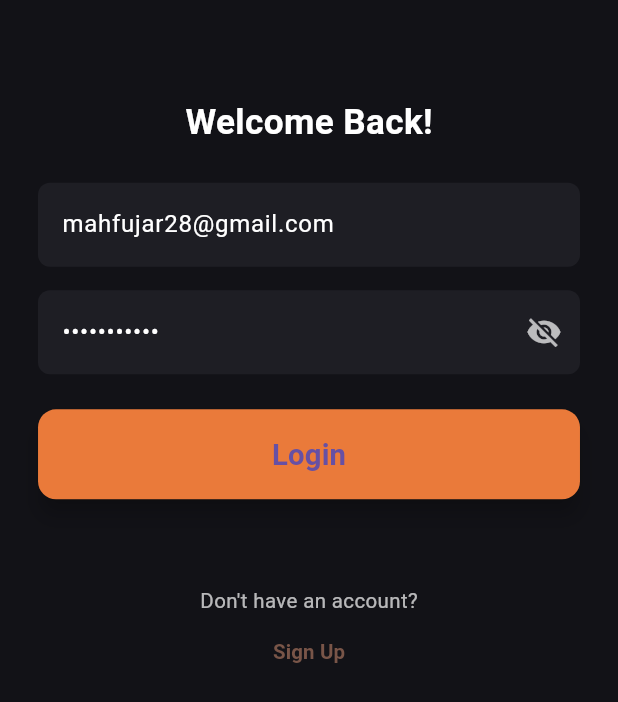
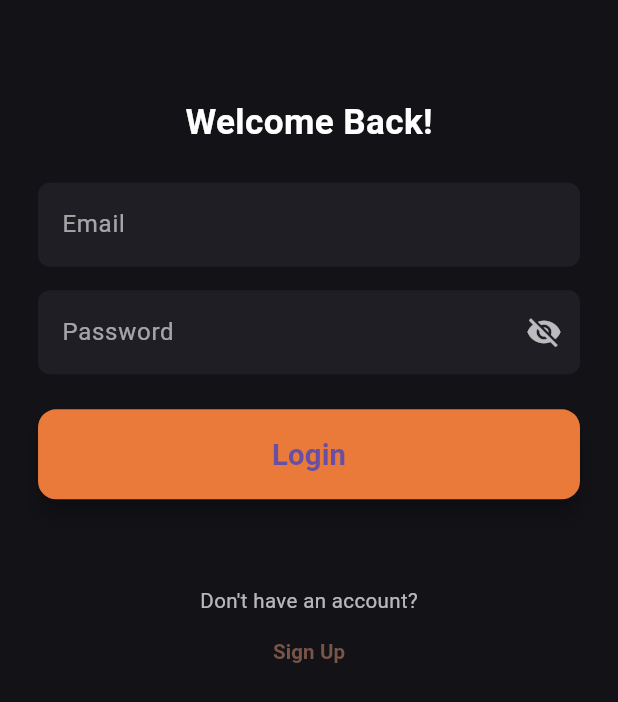
Before and after one commit to mahfujar22/Blog-App, a Flutter app: the screen it shows after launch, after a tap on "Get Started", on a phone screen of 412 x 824 dp. Shown: the top 702 px of the screen. Run offline on Flutter 3.47's test engine with Material 3 defaults, Android fonts, the phone set to English and light mode, and no system bars; our stand-ins replace flutter_screenutil.

```diff
--- a/lib/screen/logIn_screen.dart
+++ b/lib/screen/logIn_screen.dart
@@ -16,13 +16,6 @@ class _LogInScreenState extends State<LogInScreen> {
   final TextEditingController _emailTEController = TextEditingController();
   final TextEditingController _passwordTEController = TextEditingController();
   bool _obscureText = true;
-
-  @override
-  void initState() {
-    super.initState();
-    _emailTEController.text = 'mahfujar28@gmail.com';
-    _passwordTEController.text = '12345678900';
-  }
 
   @override
   Widget build(BuildContext context) {
```
Also changed, not shown: lib/screen/profile_screen.dart (+7 -1 lines).
